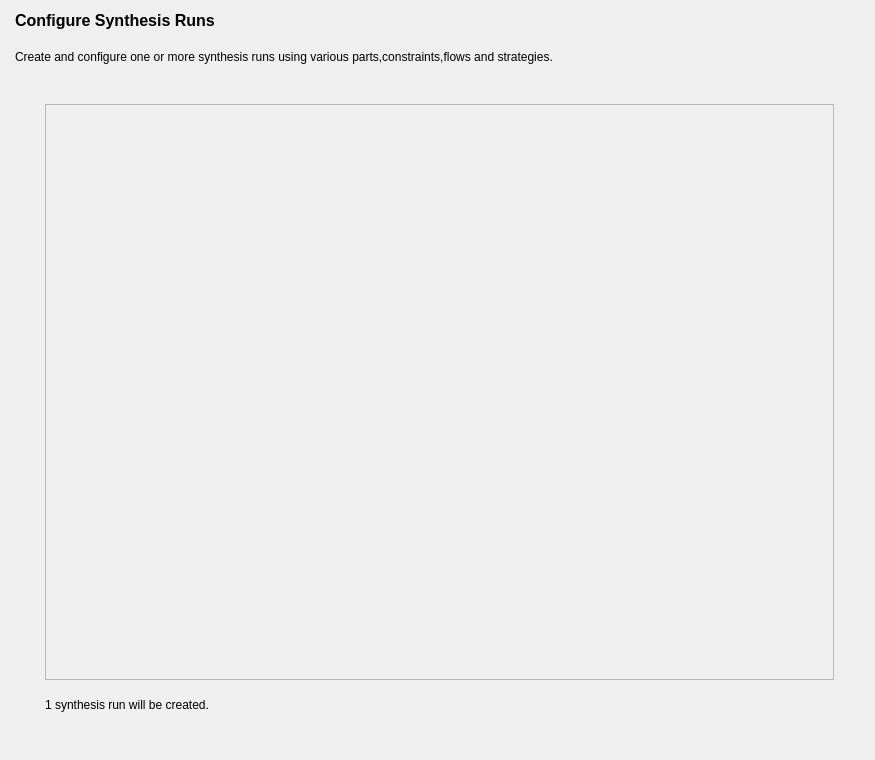
Old version of the form src/DesignRuns/create_runs_form.ui in the repository os-fpga/FOEDAG.
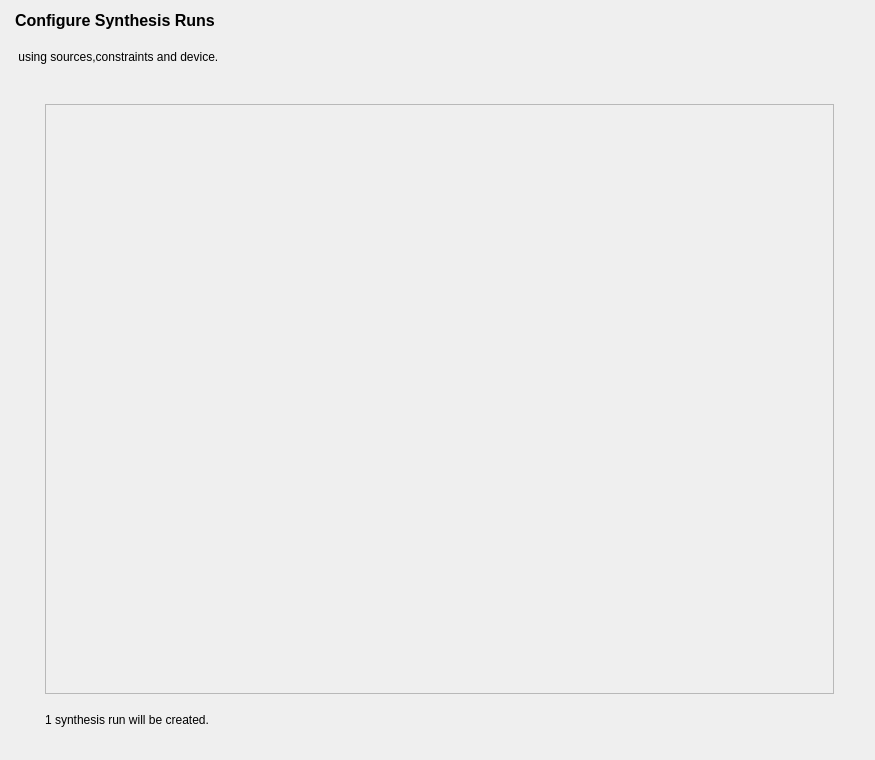
New version of the form.

Diff of the .ui file:
```diff
--- a/src/DesignRuns/create_runs_form.ui
+++ b/src/DesignRuns/create_runs_form.ui
@@ -21,7 +21,7 @@
     <number>15</number>
    </property>
    <property name="bottomMargin">
-    <number>15</number>
+    <number>0</number>
    </property>
    <item>
     <widget class="QLabel" name="m_labelTitle">
@@ -44,7 +44,7 @@
    <item>
     <widget class="QLabel" name="m_labelDetail">
      <property name="text">
-      <string>Create and configure one or more synthesis runs using various parts,constraints,flows and strategies.</string>
+      <string> using sources,constraints and device.</string>
      </property>
      <property name="wordWrap">
       <bool>true</bool>
```
